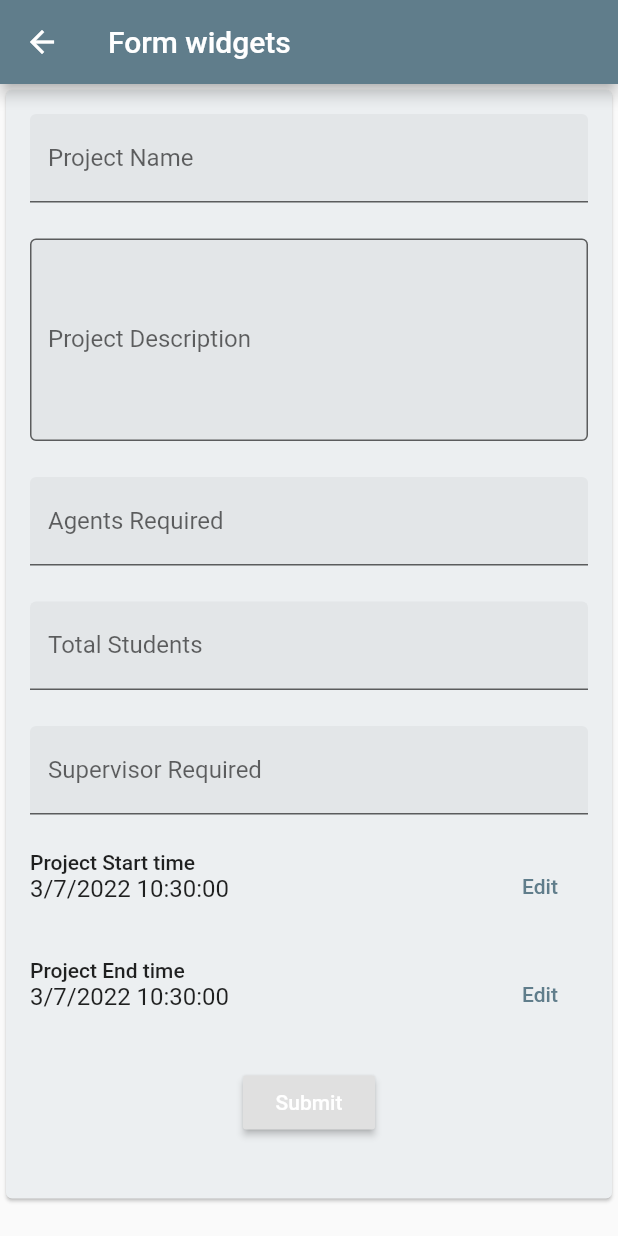
After one commit to DevProjctX/sabertech_proctor, a Flutter app: the FormWidgetsDemo screen opened by its route, on a phone screen of 412 x 824 dp. The commit adds this screen. Run offline on Flutter 3.47's test engine with Material 2 defaults, Android fonts, the phone set to English and light mode, and no system bars; our stand-ins replace carousel_slider, cloud_firestore, easy_dynamic_theme, firebase_auth, firebase_core, google_sign_in and 1 more; missing offline and left inert: dart:html; accounts and stored records are empty; network calls fail.

Commit message:
create project form added

```diff
--- a/lib/main.dart
+++ b/lib/main.dart
@@ -6,6 +6,7 @@ import 'package:sabertech_proctor/utils/theme_data.dart';
 import 'package:flutter/material.dart';
 import 'package:sabertech_proctor/screens/user_page.dart';
 import 'package:sabertech_proctor/screens/user_project_timeline.dart';
+import 'package:sabertech_proctor/screens/create_project.dart';
 import 'screens/home_page.dart';
 import 'screens/agent_status.dart';
 
@@ -59,7 +60,8 @@ class _MyAppState extends State<MyApp> {
         '/table': (context) => SortablePage(),
         '/project': (context) => GetProject(),
         '/agentStatus': (context) => AgentStatus(),
-        '/userTimeLine': (context) => ControlUserProjectTimeline()
+        '/userTimeLine': (context) => ControlUserProjectTimeline(),
+        '/createProject': (context) => FormWidgetsDemo()
       },
     );
   }
--- a/lib/models/project.dart
+++ b/lib/models/project.dart
@@ -2,21 +2,54 @@ class Project{
   final String projectName;
   final String status;
   final int duration;
+  final int? numAgents;
+  final int? numStudents;
+  final int? numSupervisor;
+  final DateTime? projectDate;
+  final String projectDetails;
+  final DateTime projectStartTime;
+  final DateTime projectEndTime;
 
-  Project({required this.projectName, required this.status, required this.duration});
+
+  Project({
+    required this.projectName,
+    required this.status,
+    required this.duration,
+    this.numAgents,
+    this.numStudents,
+    this.numSupervisor,
+    required this.projectStartTime,
+    required this.projectEndTime,
+    required this.projectDetails,
+    this.projectDate
+    });
 
   Project.fromJson(Map<String, Object?> json)
     : this(
         projectName: json['project_name']! as String,
         status: json['status']! as String,
-        duration: json['project_duration']! as int
+        duration: json['project_duration']! as int,
+        numAgents: json['num_agents'] as int,
+        numStudents: json['num_students'] as int,
+        numSupervisor: json['num_supervisor'] as int,
+        projectStartTime: json['project_start_time'] as DateTime,
+        projectEndTime: json['project_end_time'] as DateTime,
+        projectDetails: json['project_details'] as String,
+        projectDate: json['project_date'] as DateTime,
       );
 
   Map<String, Object?> toJson() {
     return {
       'project_name': projectName,
       'status': status,
-      'project_duration': duration
+      'project_duration': duration,
+      'num_agents': numAgents,
+      'num_students': numStudents,
+      'num_supervisor': numSupervisor,
+      'project_start_time': projectStartTime,
+      'project_end_time': projectEndTime,
+      'project_details': projectDetails,
+      'project_date': projectDate
     };
   }
 }
--- a/lib/screens/agent_status.dart
+++ b/lib/screens/agent_status.dart
@@ -1,6 +1,5 @@
 import 'package:cloud_firestore/cloud_firestore.dart';
 import 'package:flutter/material.dart';
-import 'package:sabertech_proctor/data/projects.dart';
 import 'package:sabertech_proctor/models/project.dart';
 
 class AgentStatus extends StatelessWidget {
--- /dev/null
+++ b/lib/screens/create_project.dart
@@ -0,0 +1,301 @@
+import 'package:cloud_firestore/cloud_firestore.dart';
+import 'package:flutter/material.dart';
+import 'package:flutter/services.dart';
+import 'package:intl/intl.dart' as intl;
+import 'package:sabertech_proctor/models/project.dart';
+import 'package:sabertech_proctor/widgets/date_time_picker.dart';
+
+// import '../widgets/date_time_picker.dart';
+
+class FormWidgetsDemo extends StatefulWidget {
+  const FormWidgetsDemo({Key? key}) : super(key: key);
+
+  @override
+  _FormWidgetsDemoState createState() => _FormWidgetsDemoState();
+}
+
+class _FormWidgetsDemoState extends State<FormWidgetsDemo> {
+  final _formKey = GlobalKey<FormState>();
+  String projectName = '';
+  String description = '';
+  DateTime startDateTime = DateTime.now();
+  int numStudents = 1;
+  int numAgents = 1;
+  int numSupervisor = 1;
+  DateTime startDate = DateTime.now();
+  DateTime endDate = DateTime.now();
+  double maxValue = 0;
+  bool? brushedTeeth = false;
+  bool enableFeature = false;
+
+  @override
+  Widget build(BuildContext context) {
+    return Scaffold(
+      appBar: AppBar(
+        title: const Text('Form widgets'),
+      ),
+      body: Form(
+        key: _formKey,
+        child: Scrollbar(
+          child: Align(
+            alignment: Alignment.topCenter,
+            child: Card(
+              child: SingleChildScrollView(
+                padding: const EdgeInsets.all(16),
+                child: ConstrainedBox(
+                  constraints: const BoxConstraints(maxWidth: 800),
+                  child: Column(
+                    mainAxisAlignment: MainAxisAlignment.center,
+                    crossAxisAlignment: CrossAxisAlignment.center,
+                    children: [
+                      ...[
+                        TextFormField(
+                          decoration: const InputDecoration(
+                            filled: true,
+                            hintText: 'Enter Project Name',
+                            labelText: 'Project Name',
+                          ),
+                          onChanged: (value) {
+                            setState(() {
+                              projectName = value;
+                            });
+                          },
+                        ),
+                        TextFormField(
+                          decoration: const InputDecoration(
+                            border: OutlineInputBorder(),
+                            filled: true,
+                            hintText: 'Project description...',
+                            labelText: 'Project Description',
+                          ),
+                          onChanged: (value) {
+                            description = value;
+                          },
+                          maxLines: 5,
+                        ),
+                        TextFormField(
+                          keyboardType: TextInputType.number,
+                          inputFormatters: [FilteringTextInputFormatter.digitsOnly],
+                          decoration: const InputDecoration(
+                            filled: true,
+                            hintText: '10',
+                            labelText: 'Agents Required',
+                          ),
+                          onChanged: (value) {
+                            setState(() {
+                              numAgents = int.tryParse(value)!;
+                            });
+                          },
+                        ),
+                        TextFormField(
+                          keyboardType: TextInputType.number,
+                          inputFormatters: [FilteringTextInputFormatter.digitsOnly],
+                          decoration: const InputDecoration(
+                            filled: true,
+                            hintText: '10',
+                            labelText: 'Total Students',
+                          ),
+                          onChanged: (value) {
+                            setState(() {
+                              numStudents = int.tryParse(value)!;
+                            });
+                          },
+                        ),
+                        TextFormField(
+                          keyboardType: TextInputType.number,
+                          inputFormatters: [FilteringTextInputFormatter.digitsOnly],
+                          decoration: const InputDecoration(
+                            filled: true,
+                            hintText: '10',
+                            labelText: 'Supervisor Required',
+                          ),
+                          onChanged: (value) {
+                            setState(() {
+                              numSupervisor = int.tryParse(value)!;
+                            });
+                          },
+                        ),
+                        DatetimePickerWidget(
+                          dateTime: startDate,
+                          onChanged: (value) {
+                            setState(() {
+                              startDate = value;
+                            });
+                          },
+                          widgetText: 'Project Start time',
+                        ),
+                        DatetimePickerWidget(
+                          dateTime: endDate,
+                          onChanged: (value) {
+                            setState(() {
+                              endDate = value;
+                            });
+                          },
+                          widgetText: 'Project End time',
+                        ),
+                        //   date: date,
+                        //   onChanged: (value) {
+                        //     setState(() {
+                        //       date = value;
+                        //     });
+                        //   },
+                        // ),
+                        RaisedButton(
+
+                          onPressed: () {
+                            //TODO: Firestore create a new record code
+                            final projectDetails = Project(
+                              projectName: projectName,
+                              projectDetails: description,
+                              status: 'CREATED',
+                              numAgents: numAgents,
+                              numStudents: numStudents,
+                              numSupervisor: numSupervisor,
+                              duration: endDate.toUtc().millisecondsSinceEpoch - startDate.millisecondsSinceEpoch,
+                              projectStartTime: startDate,
+                              projectEndTime: endDate,
+                              projectDate: startDate
+                            );
+
+
+                            FirebaseFirestore.instance
+                                .collection("projects")
+                                .add(projectDetails.toJson())
+                                .whenComplete((){
+                              Navigator.of(context).pop();
+                            } );
+
+                          },
+                          child: Text("Submit", style: TextStyle(color: Colors.white),),
+                        ),
+                      ].expand(
+                        (widget) => [
+                          widget,
+                          const SizedBox(
+                            height: 24,
+                          )
+                        ],
+                      )
+                    ],
+                  ),
+                ),
+              ),
+            ),
+          ),
+        ),
+      ),
+    );
+  }
+}
+
+// class _FormDatePicker extends StatefulWidget {
+//   final DateTime date;
+//   final ValueChanged<DateTime> onChanged;
+
+//   const _FormDatePicker({
+//     required this.date,
+//     required this.onChanged,
+//   });
+
+//   @override
+//   _FormDatePickerState createState() => _FormDatePickerState();
+// }
+
+// class _FormDatePickerState extends State<_FormDatePicker> {
+//   @override
+//   Widget build(BuildContext context) {
+//     return Row(
+//       crossAxisAlignment: CrossAxisAlignment.start,
+//       mainAxisAlignment: MainAxisAlignment.spaceBetween,
+//       children: [
+//         Column(
+//           crossAxisAlignment: CrossAxisAlignment.start,
+//           mainAxisAlignment: MainAxisAlignment.spaceAround,
+//           children: [
+//             Text(
+//               'Date',
+//               style: Theme.of(context).textTheme.bodyText1,
+//             ),
+//             Text(
+//               intl.DateFormat.yMd().format(widget.date),
+//               style: Theme.of(context).textTheme.subtitle1,
+//             ),
+//           ],
+//         ),
+//         TextButton(
+//           child: const Text('Edit'),
+//           onPressed: () async {
+//             var newDate = await showDatePicker(
+//               context: context,
+//               initialDate: widget.date,
+//               firstDate: DateTime(1900),
+//               lastDate: DateTime(2100),
+//             );
+
+//             // Don't change the date if the date picker returns null.
+//             if (newDate == null) {
+//               return;
+//             }
+
+//             widget.onChanged(newDate);
+//           },
+//         )
+//       ],
+//     );
+//   }
+// }
+
+// class _FormTimePicker extends StatefulWidget {
+//   final Time date;
+//   final ValueChanged<DateTime> onChanged;
+
+//   const _FormTimePicker({
+//     required this.date,
+//     required this.onChanged,
+//   });
+
+//   @override
+//   _FormDatePickerState createState() => _FormDatePickerState();
+// }
+
+// class _FormTimePickerState extends State<_FormTimePicker> {
+//   @override
+//   Widget build(BuildContext context) {
+//     return Row(
+//       crossAxisAlignment: CrossAxisAlignment.start,
+//       mainAxisAlignment: MainAxisAlignment.spaceBetween,
+//       children: [
+//         Column(
+//           crossAxisAlignment: CrossAxisAlignment.start,
+//           mainAxisAlignment: MainAxisAlignment.spaceAround,
+//           children: [
+//             Text(
+//               'Start time',
+//               style: Theme.of(context).textTheme.bodyText1,
+//             ),
+//             Text(
+//               intl.DateFormat.Hm().format(widget.date),
+//               style: Theme.of(context).textTheme.subtitle1,
+//             ),
+//           ],
+//         ),
+//         TextButton(
+//           child: const Text('Edit'),
+//           onPressed: () async {
+//             var newDate = await showTimePicker(
+//               context: context,
+//               initialTime: widget.date,
+//             );
+
+//             // Don't change the date if the date picker returns null.
+//             if (newDate == null) {
+//               return;
+//             }
+
+//             widget.onChanged(newDate);
+//           },
+//         )
+//       ],
+//     );
+//   }
+// }
--- /dev/null
+++ b/lib/widgets/date_time_picker.dart
@@ -0,0 +1,101 @@
+import 'package:flutter/material.dart';
+import 'package:intl/intl.dart';
+
+class DatetimePickerWidget extends StatefulWidget {
+  DateTime dateTime;
+  final ValueChanged<DateTime> onChanged;
+  String widgetText;
+
+  DatetimePickerWidget({
+    required this.dateTime,
+    required this.onChanged,
+    required this.widgetText,
+  });
+  @override
+  _DatetimePickerWidgetState createState() => _DatetimePickerWidgetState();
+}
+
+class _DatetimePickerWidgetState extends State<DatetimePickerWidget> {
+  DateTime dateTime = DateTime.now();
+
+  String getText() {
+    if (widget.dateTime == null) {
+      return 'Select DateTime';
+    } else {
+      return DateFormat('dd/MMM/yyyy HH:mm').format(widget.dateTime);
+    }
+  }
+  final ButtonStyle style =
+        ElevatedButton.styleFrom(textStyle: const TextStyle(fontSize: 20));
+
+  @override
+  Widget build(BuildContext context) => Row(
+      crossAxisAlignment: CrossAxisAlignment.start,
+      mainAxisAlignment: MainAxisAlignment.spaceBetween,
+      children: [
+        Column(
+          crossAxisAlignment: CrossAxisAlignment.start,
+          mainAxisAlignment: MainAxisAlignment.spaceAround,
+          children: [
+            Text(
+              widget.widgetText,
+              style: Theme.of(context).textTheme.bodyText1,
+            ),
+            Text(
+              DateFormat.yMd().add_Hms().format(widget.dateTime),
+              style: Theme.of(context).textTheme.subtitle1,
+            ),
+          ],
+        ),
+        TextButton(
+          child: const Text('Edit'),
+          onPressed: () async {
+            var newDate = await pickDateTime(context);
+
+            // Don't change the date if the date picker returns null.
+            if (newDate == null) {
+              return;
+            }
+
+            widget.onChanged(newDate);
+          },
+        )
+      ],
+    );
+
+  Future pickDateTime(BuildContext context) async {
+    final date = await pickDate(context);
+    if (date == null) return;
+
+    final time = await pickTime(context);
+    if (time == null) return;
+
+    setState(() {
+      widget.dateTime = DateTime(
+        date.year,
+        date.month,
+        date.day,
+        time.hour,
+        time.minute,
+      );
+    });
+  }
+
+  Future<DateTime> pickDate(BuildContext context) async {
+    final newDate = await showDatePicker(
+      context: context,
+      initialDate: widget.dateTime, // ?? initialDate,
+      firstDate: DateTime(DateTime.now().year - 5),
+      lastDate: DateTime(DateTime.now().year + 5),
+    );
+    return newDate!;
+  }
+
+  Future<TimeOfDay> pickTime(BuildContext context) async {
+    final newTime = await showTimePicker(
+      context: context,
+      initialTime: TimeOfDay(hour: widget.dateTime.hour, minute: 0),
+    );
+    return newTime!;
+  }
+}
```
Also changed, not shown: lib/data/projects.dart (deleted, +0 -22 lines).
